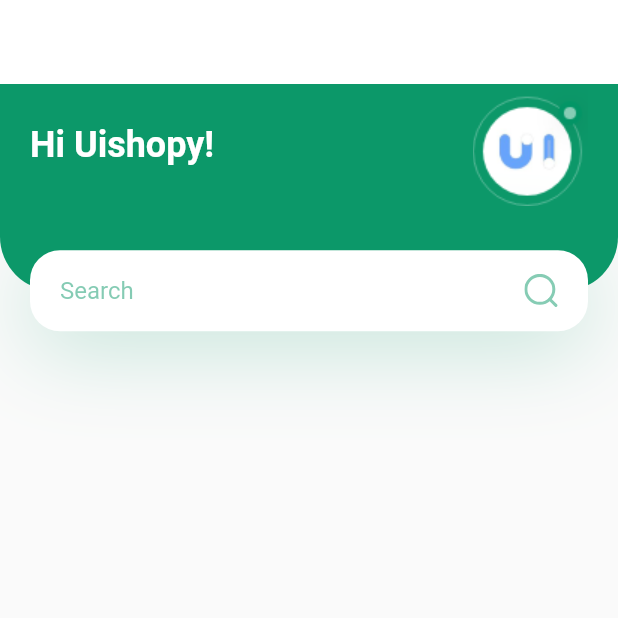
After one commit to wingsico/Apps, a Flutter app: the HomeScreen screen opened directly, on a phone screen of 412 x 824 dp, the top half of it. The commit adds this screen. Run offline on Flutter 3.47's test engine with Material 2 defaults, Android fonts, the phone set to English and light mode, and no system bars; our stand-ins replace flutter_svg, html_unescape.

Commit message:
feat: build header_with_searchbox

```diff
--- a/lib/apps/plant/main.dart
+++ b/lib/apps/plant/main.dart
@@ -1,8 +1,19 @@
 import 'package:flutter/material.dart';
+
+import 'constants.dart';
+import 'screens/home/home_screen.dart';
 
 class PlantApp extends StatelessWidget {
   @override
   Widget build(BuildContext context) {
-    return Scaffold(body: Text('PlantApp'));
+    return Theme(
+      data: ThemeData(
+        scaffoldBackgroundColor: kBackgroundColor,
+        primaryColor: kPrimaryColor,
+        textTheme: Theme.of(context).textTheme.apply(bodyColor: kTextColor),
+        visualDensity: VisualDensity.adaptivePlatformDensity,
+      ),
+      child: HomeScreen(),
+    );
   }
 }
--- /dev/null
+++ b/lib/apps/plant/screens/home/components/body.dart
@@ -0,0 +1,17 @@
+import 'package:flutter/material.dart';
+import 'header_with_searchbox.dart';
+
+class Body extends StatelessWidget {
+  @override
+  Widget build(BuildContext context) {
+    Size size = MediaQuery.of(context).size;
+    // it enable scrolling on small device
+    return SingleChildScrollView(
+      child: Column(
+        children: [
+          HeaderWithSearchbox(size: size),
+        ],
+      ),
+    );
+  }
+}
--- /dev/null
+++ b/lib/apps/plant/screens/home/components/header_with_searchbox.dart
@@ -0,0 +1,94 @@
+import 'package:Apps/apps/plant/constants.dart';
+import 'package:flutter/material.dart';
+import 'package:flutter_svg/svg.dart';
+
+class HeaderWithSearchbox extends StatelessWidget {
+  const HeaderWithSearchbox({
+    Key key,
+    @required this.size,
+  }) : super(key: key);
+
+  final Size size;
+
+  @override
+  Widget build(BuildContext context) {
+    return Container(
+      height: size.height * 0.2,
+      margin: EdgeInsets.only(bottom: kDefaultPadding * 2.5),
+      child: Stack(
+        children: [
+          Container(
+            height: size.height * 0.2 - 27,
+            padding: EdgeInsets.only(
+              left: kDefaultPadding,
+              right: kDefaultPadding,
+              bottom: 36 + kDefaultPadding,
+            ),
+            decoration: BoxDecoration(
+              color: kPrimaryColor,
+              borderRadius: BorderRadius.only(
+                bottomLeft: Radius.circular(36),
+                bottomRight: Radius.circular(36),
+              ),
+            ),
+            child: Row(
+              children: [
+                Text(
+                  'Hi Uishopy!',
+                  style: Theme.of(context).textTheme.headline5.copyWith(
+                        color: Colors.white,
+                        fontWeight: FontWeight.bold,
+                      ),
+                ),
+                Spacer(),
+                Image.asset("assets/images/logo.png"),
+              ],
+            ),
+          ),
+          Positioned(
+            bottom: 0,
+            left: 0,
+            right: 0,
+            child: Container(
+              margin: EdgeInsets.symmetric(horizontal: kDefaultPadding),
+              padding: EdgeInsets.symmetric(horizontal: kDefaultPadding),
+              alignment: Alignment.center,
+              height: 54,
+              decoration: BoxDecoration(
+                color: Colors.white,
+                borderRadius: BorderRadius.circular(20),
+                boxShadow: [
+                  BoxShadow(
+                    offset: Offset(0, 10),
+                    blurRadius: 50,
+                    color: kPrimaryColor.withOpacity(0.23),
+                  ),
+                ],
+              ),
+              child: Row(
+                children: [
+                  Expanded(
+                    child: TextField(
+                      decoration: InputDecoration(
+                        enabledBorder: InputBorder.none,
+                        focusedBorder: InputBorder.none,
+                        hintText: 'Search',
+                        hintStyle: TextStyle(
+                          color: kPrimaryColor.withOpacity(0.5),
+                        ),
+                        // suffix isn't working properly with SVG
+                        // that's why we use Row
+                        // suffixIcon: SvgPicture.asset("assets/icons/search.svg"),
+                      ),
+                    ),
+                  ),
+                  SvgPicture.asset("assets/icons/search.svg"),
+                ],
+              ),
+            ),
+          ),
+        ],
+      ),
+    );
+  }
+}
--- /dev/null
+++ b/lib/apps/plant/screens/home/home_screen.dart
@@ -0,0 +1,29 @@
+import 'package:flutter/material.dart';
+import 'package:flutter_svg/flutter_svg.dart';
+
+import 'components/body.dart';
+
+class HomeScreen extends StatelessWidget {
+  const HomeScreen({Key key}) : super(key: key);
+
+  @override
+  Widget build(BuildContext context) {
+    return Scaffold(
+      appBar: buildAppBar(context),
+      body: Body(),
+    );
+  }
+
+  AppBar buildAppBar(BuildContext context) {
+    return AppBar(
+      elevation: 0,
+      automaticallyImplyLeading: false,
+      leading: IconButton(
+        icon: SvgPicture.asset("assets/icons/menu.svg"),
+        onPressed: () {
+          Navigator.of(context).pop();
+        },
+      ),
+    );
+  }
+}
--- a/pubspec.yaml
+++ b/pubspec.yaml
@@ -29,7 +29,8 @@ dependencies:
   cupertino_icons: ^0.1.3
   http: ^0.12.2
   html_unescape: ^1.0.1+3
-  flutter_svg: ^0.17.4 # it helps us to us svg
+  flutter_svg: ^0.18.0 # it helps us to us svg
+
 
 dev_dependencies:
   flutter_test:
```
Also changed, not shown: pubspec.lock.
